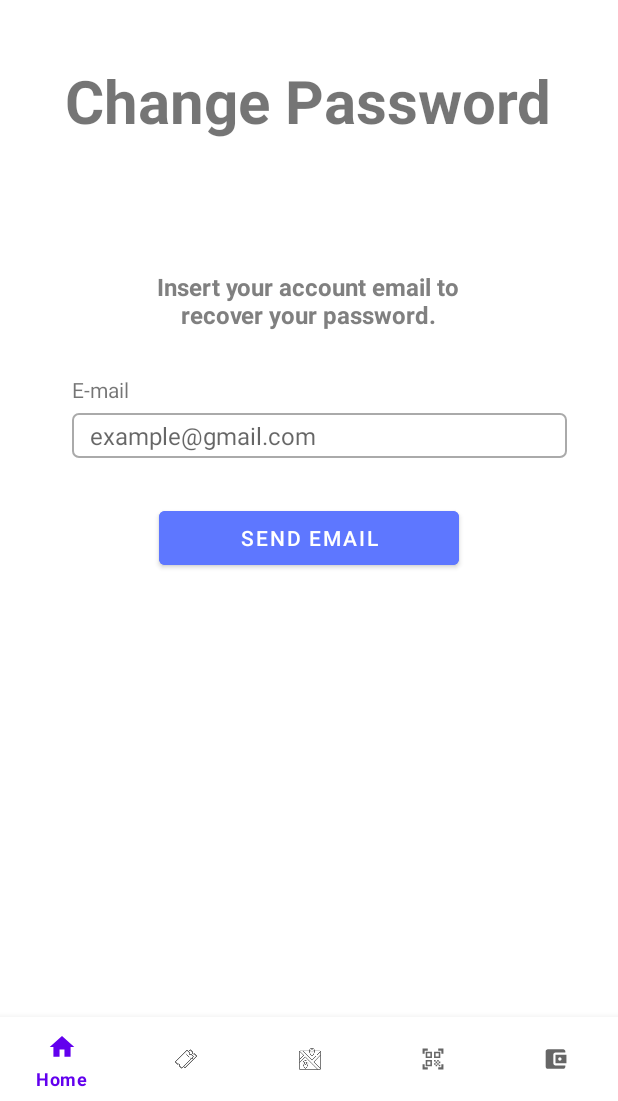
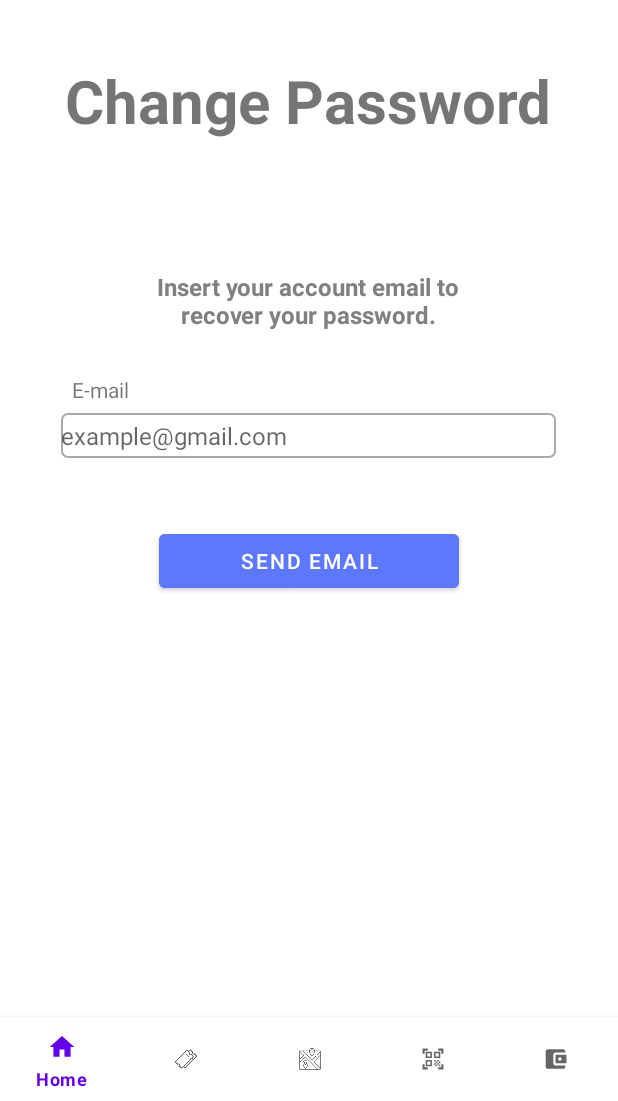
Before and after one commit to TiagoAlb12/BusIn_IHC, an Android app: the fragment ChangePasswordFragment placed in its activity, on a phone screen of 412 x 824 dp, the part 135-1236 px from its top. Run offline under Robolectric (Android 15) with nearby library versions, the phone set to English and light mode, and no system bars.

Commit message:
small fixes

```diff
--- a/App/app/src/main/res/layout/fragment_account_info.xml
+++ b/App/app/src/main/res/layout/fragment_account_info.xml
@@ -14,7 +14,7 @@
             android:id="@+id/profile_pic"
             android:layout_width="222dp"
             android:layout_height="222dp"
-            android:layout_marginStart="96dp"
+            android:layout_gravity="center_horizontal"
             android:layout_marginTop="21dp"
             android:background="@mipmap/ic_person_for_login_foreground" />
 
--- a/App/app/src/main/res/layout/fragment_change_password.xml
+++ b/App/app/src/main/res/layout/fragment_change_password.xml
@@ -39,21 +39,20 @@
         android:id="@+id/email_box_in_login_page"
         android:layout_width="330dp"
         android:layout_height="30dp"
+        android:layout_gravity="center_horizontal"
         android:hint="example@gmail.com"
         android:textSize="16sp"
+        android:inputType="textEmailAddress"
         android:background="@drawable/textbox_border"
-        android:layout_marginTop="275dp"
-        android:paddingStart="12dp"
-        android:layout_marginLeft="48dp"/>
+        android:layout_marginTop="275dp" />
 
     <Button
         android:id="@+id/send_button_in_changePassword_page"
         android:layout_width="200dp"
         android:layout_height="wrap_content"
-        android:layout_centerInParent="true"
-        android:layout_gravity="center"
+        android:layout_gravity="center_horizontal"
         android:backgroundTint="@color/my_primary"
         android:text="Send Email"
-        android:layout_marginTop="20dp"/>
+        android:layout_marginTop="350dp"/>
 
 </FrameLayout>
--- a/App/app/src/main/res/layout/fragment_home.xml
+++ b/App/app/src/main/res/layout/fragment_home.xml
@@ -172,8 +172,7 @@
                     android:layout_centerHorizontal="true"
                     android:layout_below="@id/clearButton"
                     android:layout_marginTop="37dp"
-                    android:backgroundTint="@color/my_primary"
-                    android:onClick="onClickBotao" />
+                    android:backgroundTint="@color/my_primary" />
 
             </RelativeLayout>
 
--- a/App/app/src/main/res/layout/fragment_registration.xml
+++ b/App/app/src/main/res/layout/fragment_registration.xml
@@ -7,7 +7,7 @@
 
     <FrameLayout
         android:layout_width="match_parent"
-        android:layout_height="match_parent">
+        android:layout_height="wrap_content">
 
         <LinearLayout
             android:layout_width="wrap_content"
@@ -18,7 +18,7 @@
                 android:id="@+id/registration_title_in_registration_page"
                 android:layout_width="wrap_content"
                 android:layout_height="wrap_content"
-                android:text="Resgitration"
+                android:text="Resgistration"
                 android:textSize="40sp"
                 android:layout_marginTop="40dp"
                 android:textStyle="bold"/>
```
